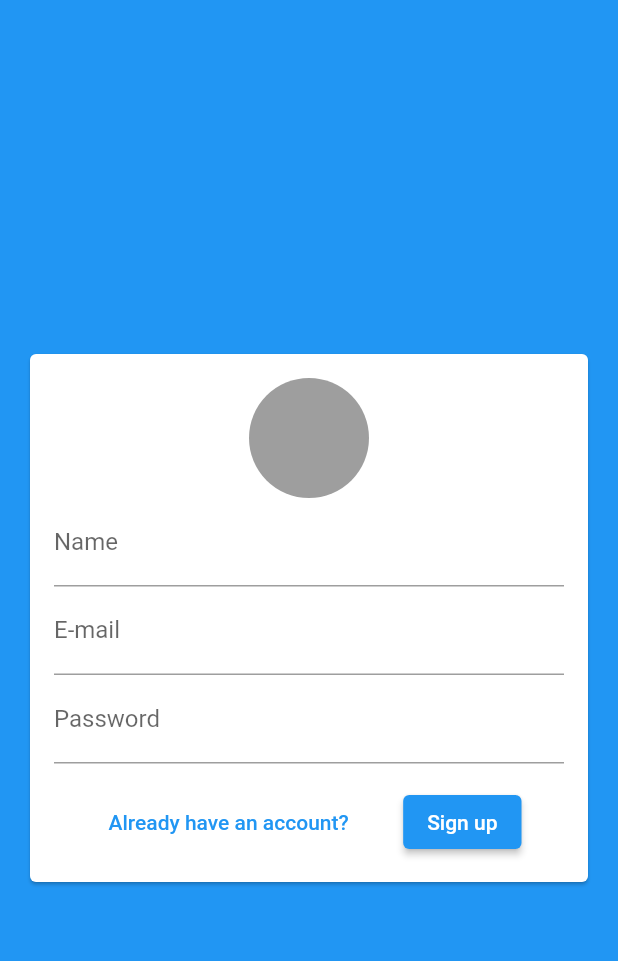
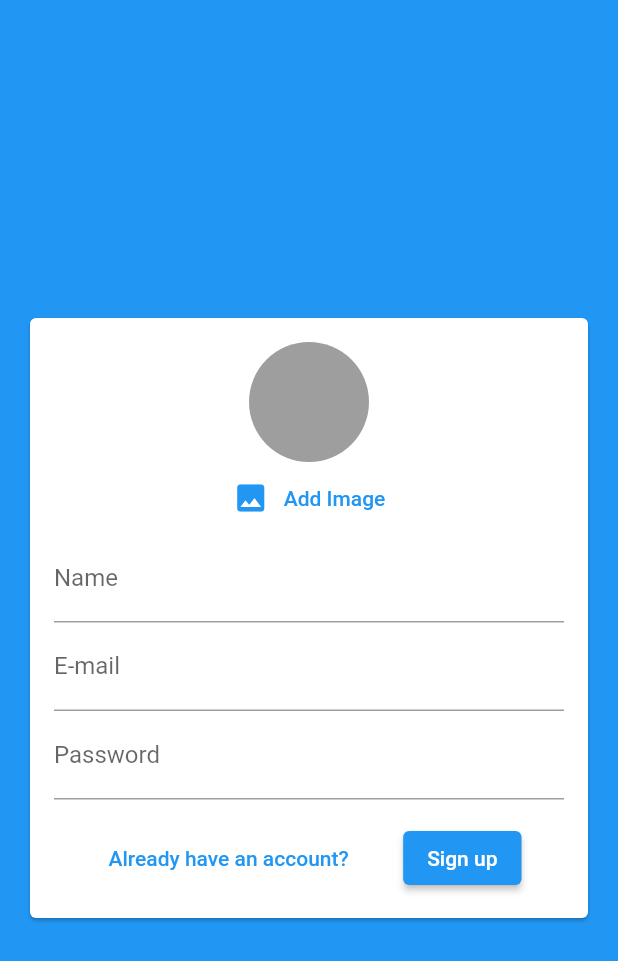
Before and after one commit to Luis020-hub/Chat, a Flutter app: the screen it shows after launch, after a tap on "Create a new account", on a phone screen of 412 x 824 dp. Shown: the top 961 px of the screen. Run offline on Flutter 3.47's test engine with Material 2 defaults, Android fonts, the phone set to English and light mode, and no system bars; our stand-ins replace image_picker, percent_indicator.

Commit message:
11/04/2023
- Adicionando um textButton para tirar uma foto pra colocar de perfil.
- Salvando a imagem de perfil e os dados.

```diff
--- a/lib/components/user_image_picker.dart
+++ b/lib/components/user_image_picker.dart
@@ -1,28 +1,63 @@
 import 'dart:io';
 
 import 'package:flutter/material.dart';
+import 'package:image_picker/image_picker.dart';
 
 class UserImagePicker extends StatefulWidget {
+  final void Function(File image) onImagePick;
+
   const UserImagePicker({
     super.key,
     required this.onImagePick,
   });
-
-  final void Function(File image) onImagePick;
 
   @override
   State<UserImagePicker> createState() => _UserImagePickerState();
 }
 
 class _UserImagePickerState extends State<UserImagePicker> {
+  File? _image;
+
+  Future<void> _pickImage() async {
+    final picker = ImagePicker();
+    final pickedImage = await picker.pickImage(
+      source: ImageSource.camera,
+      imageQuality: 50,
+      maxWidth: 150,
+    );
+
+    if (pickedImage != null) {
+      setState(() {
+        _image = File(pickedImage.path);
+      });
+
+      widget.onImagePick(_image!);
+    }
+  }
+
   @override
   Widget build(BuildContext context) {
     return Column(
-      children: const [
+      children: [
         CircleAvatar(
           radius: 40,
           backgroundColor: Colors.grey,
-        )
+          backgroundImage: _image != null ? FileImage(_image!) : null,
+        ),
+        TextButton(
+          onPressed: _pickImage,
+          child: Row(
+            mainAxisAlignment: MainAxisAlignment.center,
+            children: [
+              Icon(
+                Icons.image,
+                color: Theme.of(context).primaryColor,
+              ),
+              const SizedBox(width: 10),
+              const Text('Add Image')
+            ],
+          ),
+        ),
       ],
     );
   }
```
